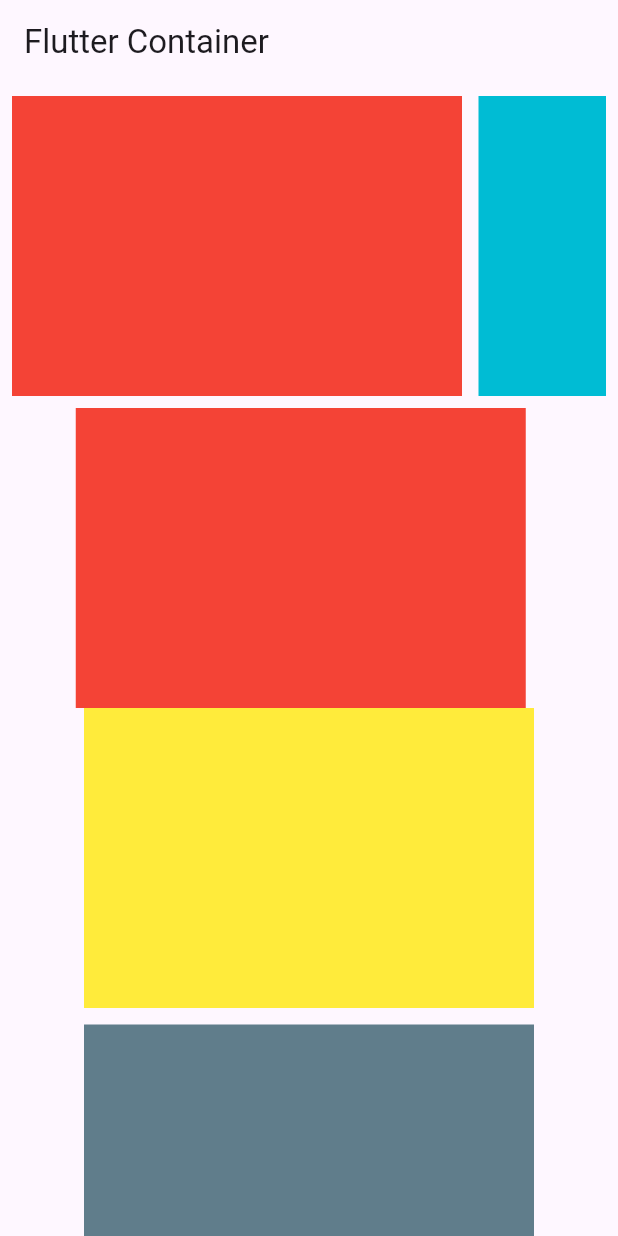
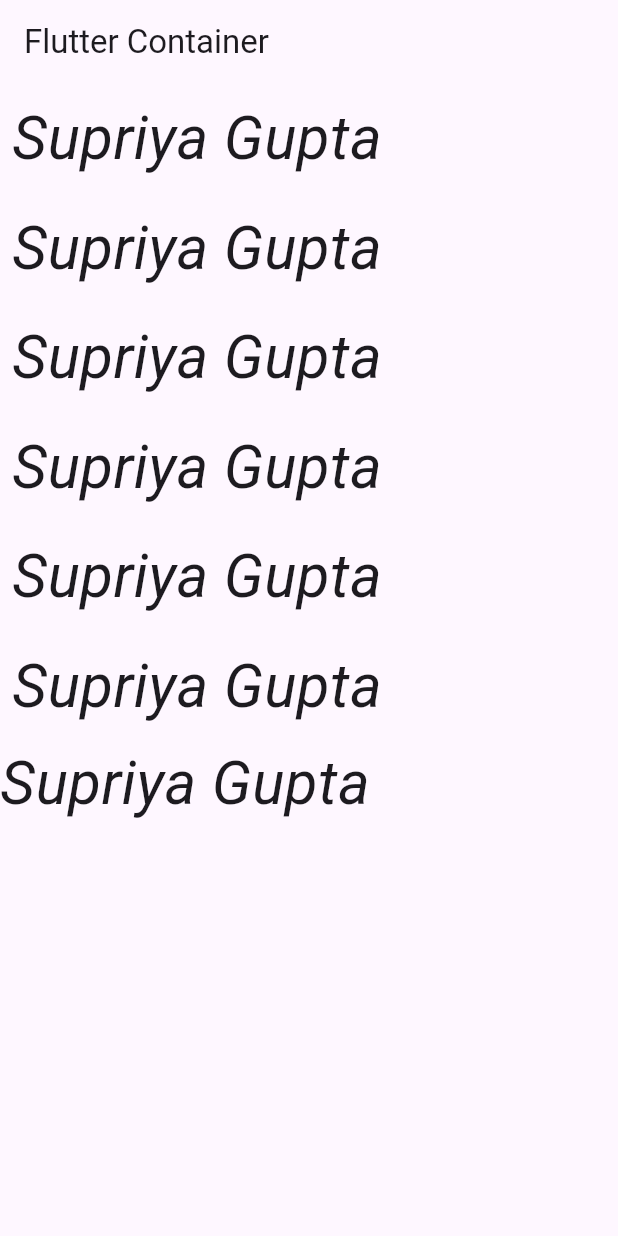
Before and after one commit to sup0808/Flutter_firstapp, a Flutter app: the screen it shows after launch, on a phone screen of 412 x 824 dp. Run offline on Flutter 3.47's test engine with Material 3 defaults, Android fonts, the light colour scheme and no system bars.

Commit message:
ListView in vertical direction

```diff
--- a/lib/main.dart
+++ b/lib/main.dart
@@ -40,71 +40,37 @@
         // the App.build method, and use it to set our appbar title.
         title: Text("Flutter Container"),
       ),
-      body: SingleChildScrollView(
-        child: Column(
+      body:
+        ListView(
+
           children: [
           Padding(
             padding: const EdgeInsets.all(8.0),
-              child: SingleChildScrollView(
-                scrollDirection: Axis.horizontal,
-                child: Row(
-                children: [
-                  Container(
-                    height: 200,
-                    width: 300,
-                    color: Colors.red,
-                    margin: EdgeInsets.only(right: 11),
+            child: Text("Supriya Gupta",style: TextStyle(fontStyle: FontStyle.italic, fontSize: 40)),
           ),
-                  Container(
-                    height: 200,
-                    width: 300,
-                    color: Colors.cyan,
-                    margin: EdgeInsets.only(right: 11),
+          Padding(
+            padding: const EdgeInsets.all(8.0),
+            child: Text("Supriya Gupta",style: TextStyle(fontStyle: FontStyle.italic, fontSize: 40)),
           ),
-                  Container(
-                    height: 200,
-                    width: 300,
-                    color: Colors.brown,
-                    margin: EdgeInsets.only(right: 11),
+          Padding(
+            padding: const EdgeInsets.all(8.0),
+            child: Text("Supriya Gupta",style: TextStyle(fontStyle: FontStyle.italic, fontSize: 40)),
           ),
-                  Container(
-                    height: 200,
-                    width: 300,
-                    color: Colors.redAccent,
-                    margin: EdgeInsets.only(right: 11),
+          Padding(
+            padding: const EdgeInsets.all(8.0),
+            child: Text("Supriya Gupta",style: TextStyle(fontStyle: FontStyle.italic, fontSize: 40)),
           ),
-                  Container(
-                    height: 200,
-                    width: 300,
-                    color: Colors.greenAccent,
-                    margin: EdgeInsets.only(right: 11),
+          Padding(
+            padding: const EdgeInsets.all(8.0),
+            child: Text("Supriya Gupta",style: TextStyle(fontStyle: FontStyle.italic, fontSize: 40)),
           ),
-                ],
+          Padding(
+            padding: const EdgeInsets.all(8.0),
+            child: Text("Supriya Gupta",style: TextStyle(fontStyle: FontStyle.italic, fontSize: 40)),
+          ),
+          Text("Supriya Gupta",style: TextStyle(fontStyle: FontStyle.italic, fontSize: 40))
 
-                ),
-              ),
-            ),
-            Container(
-              height: 200,
-              width: 300,
-              color: Colors.red,
-              margin: EdgeInsets.only(right: 11),
-            ),
-            Container(
-              height: 200,
-              width: 300,
-              color: Colors.yellow,
-              margin: EdgeInsets.only(bottom: 11),
-            ),
-            Container(
-              height: 200,
-              width: 300,
-              color: Colors.blueGrey,
-              margin: EdgeInsets.only(bottom: 11),
-            )
-          ],
-        ),
-      ),
+        ],)
     );
   }
 }
```
Lines whose indentation alone changed are shown as unchanged.
